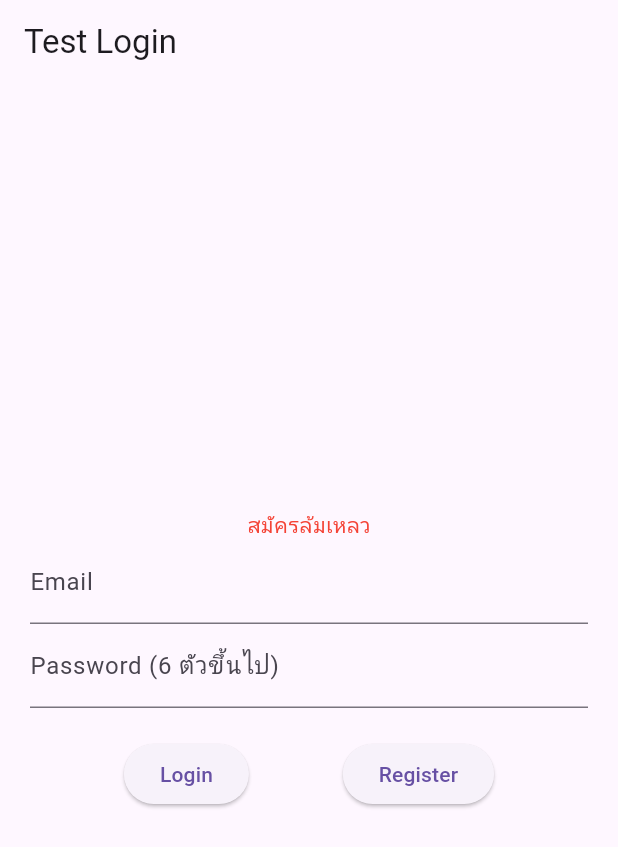
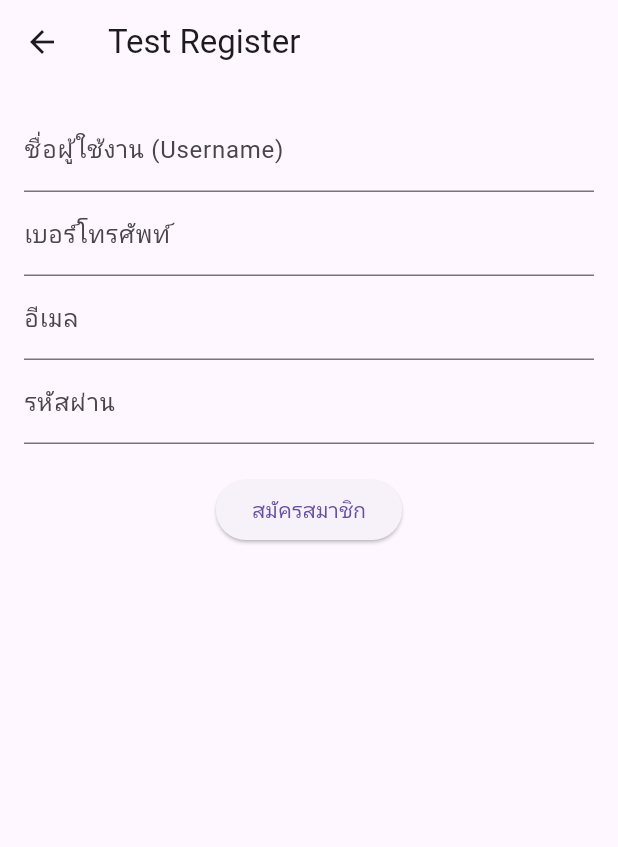
Before and after one commit to rattanan-kit/mobile_project2, a Flutter app: the screen it shows after launch, after a tap on "Register", on a phone screen of 412 x 824 dp. Shown: the top 847 px of the screen. Run offline on Flutter 3.47's test engine with Material 3 defaults, Android fonts, the phone set to English and light mode, and no system bars; our stand-ins replace cloud_firestore, firebase_auth, firebase_core; accounts and stored records are empty.

```diff
--- a/lib/document.txt
+++ b/lib/document.txt
@@ -10,3 +10,5 @@ test การบันทึกการจองของร้านนี้
         จองซ้ำเวลาเดิมไม่ได้ ?? พอเป็นแอปแล้วแค่จะขึ้นเตือน
         จองไม่ได้ถ้าเวลานั้นคนจองเต็มแล้ว
         จอง 0 คนไม่ได้
+
+test การจองร้านโปรด 💖
--- a/lib/pages/login_page.dart
+++ b/lib/pages/login_page.dart
@@ -1,5 +1,6 @@
 import 'package:flutter/material.dart';
 import '../services/auth_service.dart';
+import 'register_page.dart';
 
 class LoginPage extends StatefulWidget {
   const LoginPage({super.key});
@@ -52,13 +53,14 @@ class _LoginPageState extends State<LoginPage> {
                   child: const Text('Login'),
                 ),
                 ElevatedButton(
-                  onPressed: () async {
-                    var user = await _auth.register(
-                      _emailCtrl.text,
-                      _passwordCtrl.text,
+                  onPressed: () {
+                    // เปลี่ยนจากการเรียก _auth.register เป็นการสั่งเปลี่ยนหน้าแทน
+                    Navigator.push(
+                      context,
+                      MaterialPageRoute(
+                        builder: (context) => const RegisterPage(),
+                      ), // ชื่อคลาสของหน้าสมัครสมาชิกที่คุณเพิ่งสร้าง
                     );
-                    if (user == null)
-                      setState(() => _errorMessage = 'สมัครล้มเหลว');
                   },
                   child: const Text('Register'),
                 ),
--- /dev/null
+++ b/lib/pages/register_page.dart
@@ -0,0 +1,86 @@
+import 'package:flutter/material.dart';
+import '../services/auth_service.dart';
+
+class RegisterPage extends StatefulWidget {
+  const RegisterPage({super.key});
+
+  @override
+  State<RegisterPage> createState() => _RegisterPageState();
+}
+
+class _RegisterPageState extends State<RegisterPage> {
+  // เพิ่ม Controller สำหรับ Username และ Phone
+  final _emailController = TextEditingController();
+  final _passwordController = TextEditingController();
+  final _usernameController = TextEditingController();
+  final _phoneController = TextEditingController();
+
+  final AuthService _authService = AuthService();
+
+  void _handleRegister() async {
+    final email = _emailController.text.trim();
+    final password = _passwordController.text.trim();
+    final username = _usernameController.text.trim();
+    final phone = _phoneController.text.trim();
+
+    // ดักไว้ก่อน เผื่อกรอกข้อมูลไม่ครบ
+    if (email.isEmpty ||
+        password.isEmpty ||
+        username.isEmpty ||
+        phone.isEmpty) {
+      print('❌ กรุณากรอกข้อมูลให้ครบทุกช่อง');
+      return;
+    }
+
+    // เรียกใช้ฟังก์ชัน register ตัวใหม่ที่เราเพิ่งเขียนไป
+    final user = await _authService.register(email, password, username, phone);
+
+    if (user != null) {
+      print('✅ สมัครสมาชิกสำเร็จ! (UID: ${user.uid})');
+      print('ลองไปเช็กที่ Firestore Database ดูสิ!');
+      // ถ้าทำแอปจริง ตรงนี้จะสั่งเด้งกลับไปหน้า Home
+    } else {
+      print('❌ สมัครไม่สำเร็จ ลองเช็กอีเมลหรือรหัสผ่านดู');
+    }
+  }
+
+  @override
+  Widget build(BuildContext context) {
+    return Scaffold(
+      appBar: AppBar(title: const Text('Test Register')),
+      body: Padding(
+        padding: const EdgeInsets.all(16.0),
+        child: Column(
+          children: [
+            TextField(
+              controller: _usernameController,
+              decoration: const InputDecoration(
+                labelText: 'ชื่อผู้ใช้งาน (Username)',
+              ),
+            ),
+            TextField(
+              controller: _phoneController,
+              decoration: const InputDecoration(labelText: 'เบอร์โทรศัพท์'),
+              keyboardType: TextInputType.phone,
+            ),
+            TextField(
+              controller: _emailController,
+              decoration: const InputDecoration(labelText: 'อีเมล'),
+              keyboardType: TextInputType.emailAddress,
+            ),
+            TextField(
+              controller: _passwordController,
+              decoration: const InputDecoration(labelText: 'รหัสผ่าน'),
+              obscureText: true, // ซ่อนรหัสผ่านเป็นจุดๆ
+            ),
+            const SizedBox(height: 20),
+            ElevatedButton(
+              onPressed: _handleRegister,
+              child: const Text('สมัครสมาชิก'),
+            ),
+          ],
+        ),
+      ),
+    );
+  }
+}
```
Also changed, not shown: lib/pages/favorites_page.dart (added, +106 -0 lines), lib/pages/test_booking_page.dart (+47 -1 lines), lib/services/auth_service.dart (+50 -9 lines).
